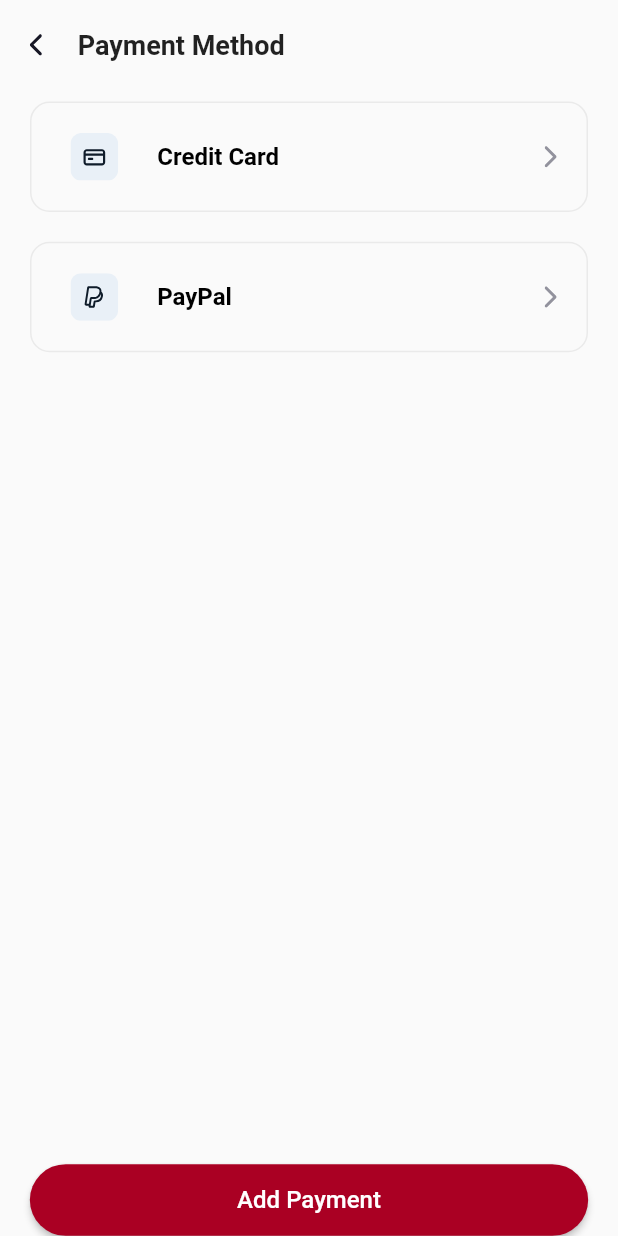
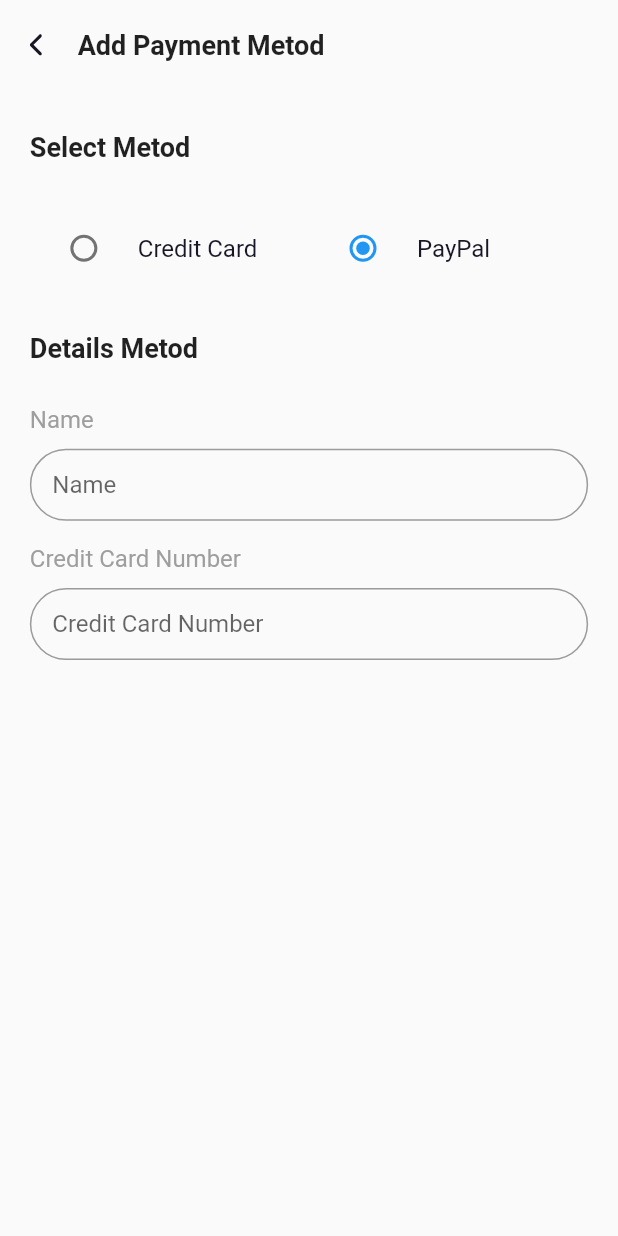
Before and after one commit to Otabek66/organico, a Flutter app: the PaymentView screen opened by its route, after a tap on "Add Payment", on a phone screen of 412 x 824 dp. Run offline on Flutter 3.47's test engine with Material 2 defaults, Android fonts, the phone set to English and light mode, and no system bars; our stand-ins replace bloc, connectivity_plus, flutter_bloc, flutter_svg; missing offline and left inert: dart:ffi.

```diff
--- a/lib/config/routes/routes.dart
+++ b/lib/config/routes/routes.dart
@@ -7,6 +7,7 @@ import 'package:organico/screens/authentication/view/sign_in_view.dart';
 import 'package:organico/screens/authentication/view/splash_view.dart';
 import 'package:organico/screens/home/view/wishlist_view.dart';
 import 'package:organico/screens/main/view/main_view.dart';
+import 'package:organico/screens/profile/view/add_paymetn.dart';
 import 'package:organico/screens/profile/view/addres_view.dart';
 import 'package:organico/screens/profile/view/edit_profile.dart';
 import 'package:organico/screens/profile/view/orders_view.dart';
@@ -45,6 +46,8 @@ class Routes{
       return route(AddressView());
       case '/payment':
       return route(PaymentView());
+       case '/addpayment':
+      return route(AddPaymentView());
 
     }
   }
--- a/lib/model/category_model.dart
+++ b/lib/model/category_model.dart
@@ -1,8 +1,8 @@
 import 'package:organico/model/product_info_model.dart';
 
 class CategoryModel {
-  ProductInfoModel vegetables;
-  ProductInfoModel fruits;
-  ProductInfoModel meats;
+  List<ProductInfoModel> vegetables;
+  List<ProductInfoModel> fruits;
+  List<ProductInfoModel> meats;
   CategoryModel(this.vegetables,this.fruits,this.meats);
 }
--- a/lib/screens/home/view/wishlist_view.dart
+++ b/lib/screens/home/view/wishlist_view.dart
@@ -15,8 +15,8 @@ class WishlistView extends StatelessWidget {
   @override
   Widget build(BuildContext context) {
     List<String> images = [
-      context.watch<HomeCubit>().info[0].vegetables.image,
-      context.watch<HomeCubit>().info[0].fruits.image,
+      context.watch<HomeCubit>().info[0].vegetables[0].image,
+      context.watch<HomeCubit>().info[0].fruits[0].image,
       "Paprika",
       "Banana"
     ];
--- a/lib/screens/profile/cubit/profile_cubit.dart
+++ b/lib/screens/profile/cubit/profile_cubit.dart
@@ -15,5 +15,10 @@ ProfileModel("assets/profile/icons/customer.svg", "Customer Serviece"),
 ProfileModel("assets/profile/icons/password.svg", "Change Password"),
 ProfileModel("assets/profile/icons/logout.svg", "Logout"),
 ];
+String groupValue = "2";
+
+void changeRbutton (dynamic v){
+groupValue = v;
+}
 
 }
--- /dev/null
+++ b/lib/screens/profile/view/add_paymetn.dart
@@ -0,0 +1,112 @@
+import 'package:flutter/material.dart';
+import 'package:flutter_bloc/flutter_bloc.dart';
+import 'package:flutter_svg/svg.dart';
+import 'package:organico/config/init/navigation_servise.dart';
+import 'package:organico/core/base/base.dart';
+import 'package:organico/core/components/form_filed_decoration.dart';
+import 'package:organico/core/constants/colors/color_const.dart';
+import 'package:organico/core/constants/fonts/font_style.dart';
+import 'package:organico/core/constants/icons/icons_const.dart';
+import 'package:organico/core/extension/context_extension.dart';
+import 'package:organico/screens/authentication/cubit/auth_cubit.dart';
+import 'package:organico/screens/profile/cubit/profile_cubit.dart';
+import 'package:organico/widgets/appbar/appbar_widget.dart';
+
+class AddPaymentView extends StatelessWidget {
+  const AddPaymentView({Key? key}) : super(key: key);
+
+  @override
+  Widget build(BuildContext context) {
+    return BaseView(
+        viewModal: AddPaymentView,
+        onPageBuildre: (context, widget) => scaffold(
+              context,
+            ));
+  }
+
+  Scaffold scaffold(
+    BuildContext context,
+  ) {
+    dynamic groupV = "2";
+    var dataFunction = context.read<ProfileCubit>();
+    return Scaffold(
+      body: SafeArea(
+        child: Column(
+          children: [
+            AppBarWidget(
+              leading: InkWell(
+                  child: IconConst.leftButton,
+                  onTap: () {
+                    Navigator.pop(context);
+                  }),
+              center: const Text(
+                "Add Payment Metod",
+                style: FStyles.headline4b,
+              ),
+            ),
+            sizedBox(28, context),
+            Padding(
+              padding: EdgeInsets.symmetric(horizontal: context.w * 20),
+              child: Column(
+                  crossAxisAlignment: CrossAxisAlignment.start,
+                  children: [
+                    const Text(
+                      'Select Metod',
+                      style: FStyles.headline4b,
+                    ),
+                    sizedBox(29, context),
+                    Row(
+                      children: [
+                        Expanded(
+                            child: RadioListTile(
+                                title: Text("Credit Card",
+                                    style: FStyles.headline5priblack),
+                                value: "1",
+                                groupValue: dataFunction.groupValue,
+                                onChanged: (v) {
+                                  dataFunction.changeRbutton(v);
+                                })),
+                        Expanded(
+                            child: RadioListTile(
+                                title: Text("PayPal",
+                                    style: FStyles.headline5priblack),
+                                value: "2",
+                                groupValue: dataFunction.groupValue,
+                                onChanged: (v) {
+                                  dataFunction.changeRbutton(v);
+                                })),
+                      ],
+                    ),
+                    sizedBox(28, context),
+                    const Text(
+                      'Details Metod',
+                      style: FStyles.headline4b,
+                    ),
+                    sizedBox(28, context),
+                    const Text("Name", style: FStyles.headline5b),
+                    sizedBox(10, context),
+                    TextFormField(
+                      decoration: FormFiledDecor.decor("Name"),
+                    ),
+                    sizedBox(16, context),
+                    const Text("Credit Card Number", style: FStyles.headline5b),
+                    sizedBox(10, context),
+                    TextFormField(
+                      decoration: FormFiledDecor.decor('Credit Card Number'),
+                    ),
+                    sizedBox(16, context),
+                    Row(children: [
+                      SizedBox()
+                    ],)
+                  ]),
+            ),
+          ],
+        ),
+      ),
+    );
+  }
+
+  SizedBox sizedBox(double size, BuildContext context) => SizedBox(
+        height: context.w * size,
+      );
+}
--- a/lib/screens/profile/view/payment_view.dart
+++ b/lib/screens/profile/view/payment_view.dart
@@ -1,5 +1,6 @@
 import 'package:flutter/material.dart';
 import 'package:flutter_svg/svg.dart';
+import 'package:organico/config/init/navigation_servise.dart';
 import 'package:organico/core/base/base.dart';
 import 'package:organico/core/constants/colors/color_const.dart';
 import 'package:organico/core/constants/fonts/font_style.dart';
@@ -95,7 +96,9 @@ class PaymentView extends StatelessWidget {
           ),
         ),
         floatingActionButtonLocation: FloatingActionButtonLocation.centerDocked,
-        floatingActionButton: ElevatedButtonWidget(onPressed: (){}, text: "Add Payment"),
+        floatingActionButton: ElevatedButtonWidget(onPressed: (){
+          NavigationService.instance.pushNamed('/addpayment');
+        }, text: "Add Payment"),
       );
 
       SizedBox sizedBox(double size, BuildContext context) => SizedBox(
```
Also changed, not shown: lib/screens/home/cubit/home_cubit.dart (+42 -24 lines).
